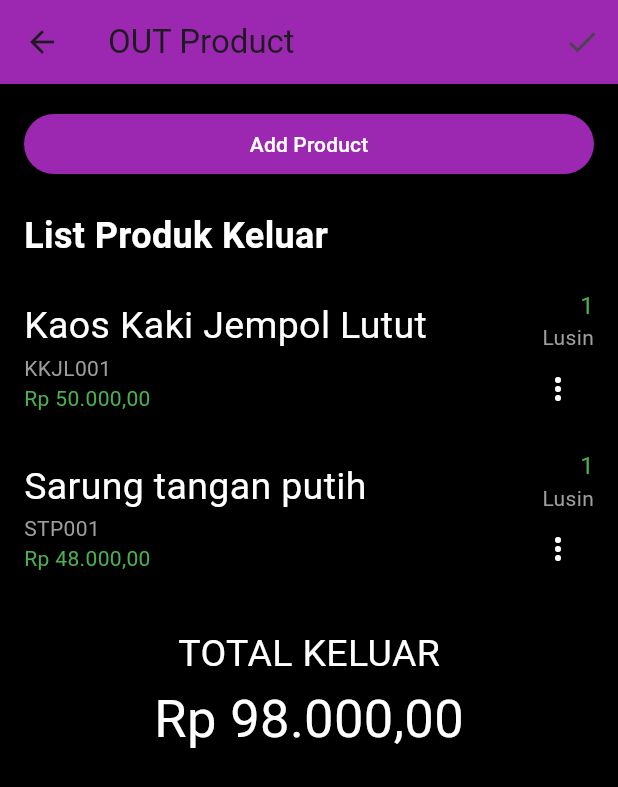
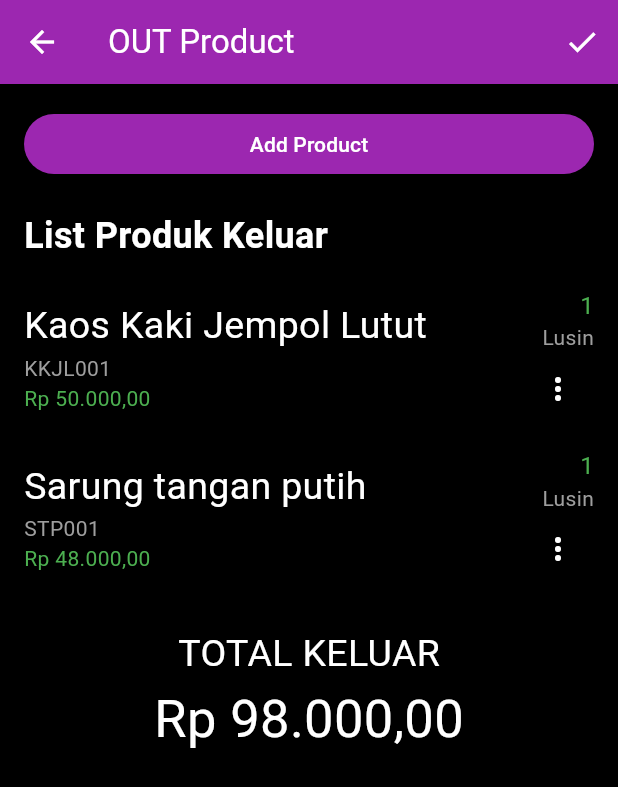
Before and after one commit to g4l3win/inventori, a Flutter app: the DashboardPage screen opened directly, after a tap on "OUT", on a phone screen of 412 x 824 dp. Shown: the top 787 px of the screen. Run offline on Flutter 3.47's test engine with Material 3 defaults, Android fonts, the phone set to English and light mode, and no system bars.

Commit message:
edit warna warna icon

```diff
--- a/lib/Screens/IN_page.dart
+++ b/lib/Screens/IN_page.dart
@@ -6,17 +6,17 @@ class INPage extends StatelessWidget {
   Widget build(BuildContext context) {
     return Scaffold(
       appBar: AppBar(
-        title: Text('IN Product'),
+        title: Text('IN Product', style: TextStyle(color: Colors.white),),
         backgroundColor: Colors.purple,
         leading: IconButton(
-          icon: Icon(Icons.arrow_back),
+          icon: Icon(Icons.arrow_back, color: Colors.white,),
           onPressed: () {
             Navigator.pop(context); // Aksi untuk kembali ke halaman sebelumnya
           },
         ),
         actions: [
           IconButton(
-            icon: Icon(Icons.check),
+            icon: Icon(Icons.check, color: Colors.white,),
             onPressed: () {
               // Navigasi ke halaman INPage
               Navigator.push(
--- a/lib/Screens/OUT_page.dart
+++ b/lib/Screens/OUT_page.dart
@@ -6,17 +6,17 @@ class OUTPage extends StatelessWidget {
   Widget build(BuildContext context) {
     return Scaffold(
       appBar: AppBar(
-        title: Text('OUT Product'),
+        title: Text('OUT Product', style: TextStyle(color: Colors.white),),
         backgroundColor: Colors.purple,
         leading: IconButton(
-          icon: Icon(Icons.arrow_back),
+          icon: Icon(Icons.arrow_back, color: Colors.white,),
           onPressed: () {
             Navigator.pop(context); // Aksi untuk kembali ke halaman sebelumnya
           },
         ),
         actions: [
           IconButton(
-            icon: Icon(Icons.check),
+            icon: Icon(Icons.check, color: Colors.white,),
             onPressed: () {
               // Navigasi ke halaman INPage
               Navigator.push(
--- a/lib/Screens/addproduct_page.dart
+++ b/lib/Screens/addproduct_page.dart
@@ -7,10 +7,10 @@ class AddProductPage extends StatelessWidget {
   Widget build(BuildContext context) {
     return Scaffold(
       appBar: AppBar(
-        title: Text('Add Product'),
+        title: Text('Add Product', style: TextStyle(color: Colors.white),),
         backgroundColor: Colors.purple,
         leading: IconButton(
-          icon: Icon(Icons.arrow_back),
+          icon: Icon(Icons.arrow_back, color: Colors.white,),
           onPressed: () {
             Navigator.pop(context); // Aksi untuk kembali ke halaman sebelumnya
           },
--- a/lib/Screens/dashboard_page.dart
+++ b/lib/Screens/dashboard_page.dart
@@ -12,11 +12,12 @@ class DashboardPage extends StatelessWidget {
     //scaffold untuk mengatur halaman aplikasi yang konsisten buat appbar, body dst
     return Scaffold(
       appBar: AppBar(
+        automaticallyImplyLeading: false, // Menyembunyikan tombol arrow back
         title: Text('Dashboard', style: TextStyle(color: Colors.white)),
         backgroundColor: Colors.purple,
         actions: [
           IconButton(
-            icon: Icon(Icons.logout),
+            icon: Icon(Icons.logout, color: Colors.white,),
             onPressed: () {
               // Navigasi ke halaman login dan hapus riwayat halaman sebelumnya
               Navigator.pushAndRemoveUntil(
--- a/lib/Screens/history_page.dart
+++ b/lib/Screens/history_page.dart
@@ -6,6 +6,9 @@ class HistoryPage extends StatelessWidget {
     return Scaffold(
       appBar: AppBar(
         backgroundColor: Colors.purple,
+        iconTheme: IconThemeData(
+          color: Colors.white, // Mengubah warna arrow back menjadi putih
+        ),
         title: Row(
           children: [
             Text(
@@ -35,7 +38,7 @@ class HistoryPage extends StatelessWidget {
           // Ikon pencarian
           Padding(
             padding: const EdgeInsets.symmetric(horizontal: 16),
-            child: Icon(Icons.search),
+            child: Icon(Icons.search, color: Colors.white,),
           ),
         ],
       ),
--- a/lib/Screens/pilihproductIN_page.dart
+++ b/lib/Screens/pilihproductIN_page.dart
@@ -6,6 +6,9 @@ class PilihProductINPage extends StatelessWidget {
     return Scaffold(
       appBar: AppBar(
         backgroundColor: Colors.purple,
+        iconTheme: IconThemeData(
+          color: Colors.white, // Mengubah warna arrow back menjadi putih
+        ),
         title: Row(
           children: [
             Text(
@@ -34,7 +37,7 @@ class PilihProductINPage extends StatelessWidget {
         actions: [
           Padding(
             padding: const EdgeInsets.symmetric(horizontal: 16),
-            child: Icon(Icons.search),
+            child: Icon(Icons.search, color: Colors.white,),
           ),
         ],
       ),
--- a/lib/Screens/pilihproductOUT_page.dart
+++ b/lib/Screens/pilihproductOUT_page.dart
@@ -6,6 +6,9 @@ class PilihProductOUTPage extends StatelessWidget {
     return Scaffold(
       appBar: AppBar(
         backgroundColor: Colors.purple,
+        iconTheme: IconThemeData(
+          color: Colors.white, // Mengubah warna arrow back menjadi putih
+        ),
         title: Row(
           children: [
             Text(
```
Also changed, not shown: lib/Screens/product_page.dart (+3 -4 lines).
